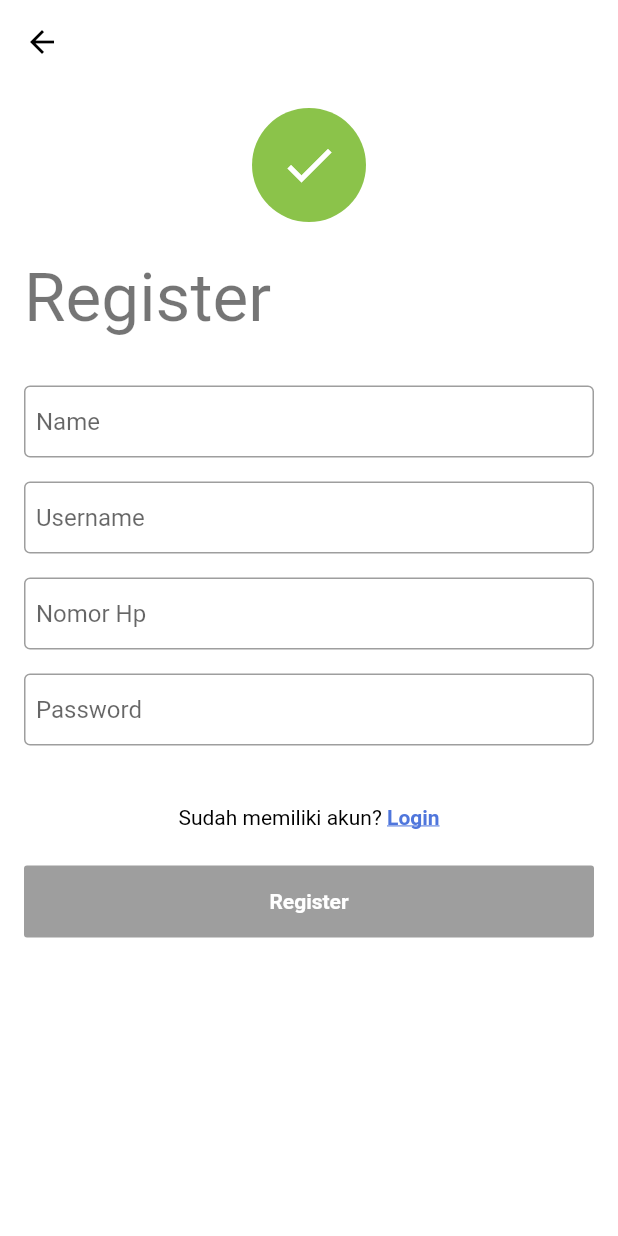
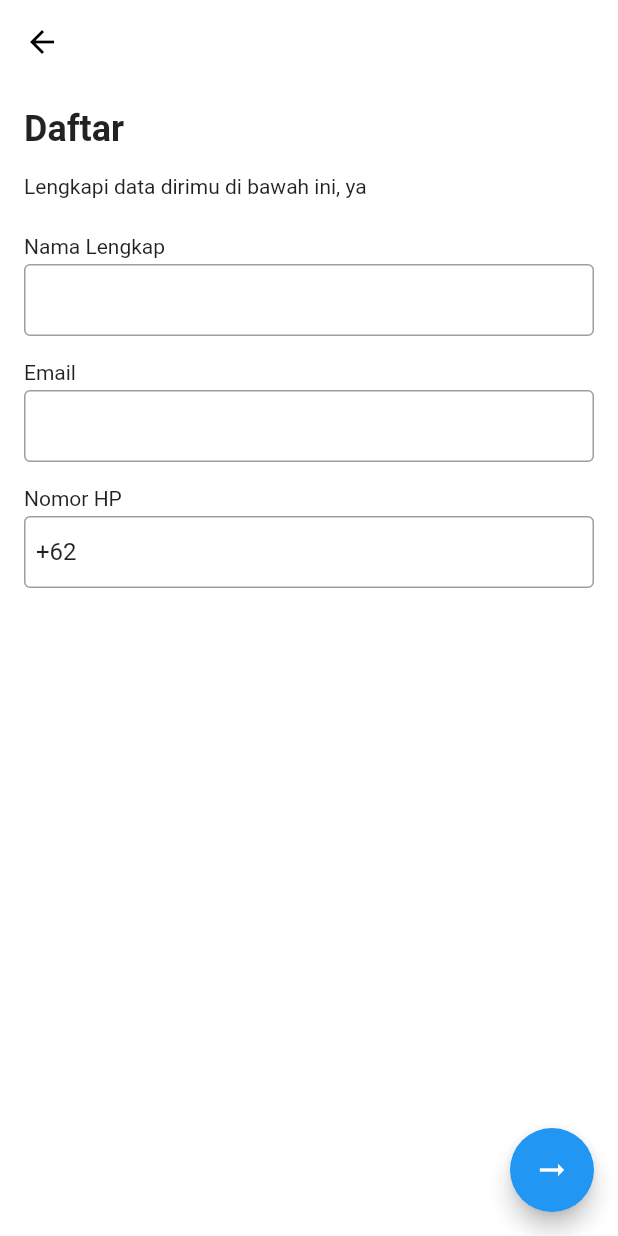
Before and after one commit to aliefalhadi/kuybasket, a Flutter app: the Register screen opened by its route, on a phone screen of 412 x 824 dp. Run offline on Flutter 3.47's test engine with Material 2 defaults, Android fonts, the phone set to English and light mode, and no system bars; our stand-ins replace bloc, equatable, flutter_bloc, flutter_easyloading, flutter_rating_bar, flutter_vector_icons and 4 more; missing offline and left inert: smart_select; accounts and stored records are empty; statements that could not run were skipped.

Commit message:
register perbaikan

```diff
--- a/lib/configs/constants/app_router_strings.dart
+++ b/lib/configs/constants/app_router_strings.dart
@@ -3,4 +3,6 @@ class AppRouterStrings {
   static const String onboard = 'onboard';
   static const String login = 'login';
   static const String register = 'register';
+
+  static const String otpRegister = 'register/otp';
 }
--- a/lib/configs/router/app_router.dart
+++ b/lib/configs/router/app_router.dart
@@ -1,6 +1,7 @@
 import 'package:flutter/material.dart';
 import 'package:kuybasket/configs/constants/app_router_strings.dart';
-import 'package:kuybasket/presentations/views/auth/register.dart';
+import 'package:kuybasket/presentations/views/auth/register/register.dart';
+import 'package:kuybasket/presentations/views/auth/register/pin_otp_register.dart';
 import 'package:kuybasket/presentations/views/detail_info_lapangan.dart';
 import 'package:kuybasket/presentations/views/index.dart';
 import 'package:kuybasket/presentations/views/konfirmasi_pembayaran.dart';
@@ -18,6 +19,8 @@ class AppRouter {
         break;
       case AppRouterStrings.register:
         return MaterialPageRoute(builder: (_) => Register());
+      case AppRouterStrings.otpRegister:
+        return MaterialPageRoute(builder: (_) => PinOtpRegister());
         break;
       case '/':
         return MaterialPageRoute(builder: (_) => Index());
--- a/lib/logics/cubits/register/register_cubit.dart
+++ b/lib/logics/cubits/register/register_cubit.dart
@@ -9,28 +9,26 @@ part 'register_state.dart';
 class RegisterCubit extends Cubit<RegisterState> {
   RegisterCubit() : super(RegisterState());
 
-  void nameChanged(String value) {
-    final name = StringValidation.dirty(value);
+  void namaChanged(String value) {
+    final nama = StringValidation.dirty(value);
     emit(state.copyWith(
-      name: name,
+      nama: nama,
       status: Formz.validate([
-        name,
-        state.username,
+        nama,
+        state.email,
         state.noHp,
-        state.password,
       ]),
     ));
   }
 
-  void usernameChanged(String value) {
-    final username = StringValidation.dirty(value);
+  void emailChanged(String value) {
+    final email = StringValidation.dirty(value);
     emit(state.copyWith(
-      username: username,
+      email: email,
       status: Formz.validate([
-        username,
-        state.name,
+        email,
+        state.nama,
         state.noHp,
-        state.password,
       ]),
     ));
   }
@@ -41,25 +39,12 @@ class RegisterCubit extends Cubit<RegisterState> {
       noHp: noHp,
       status: Formz.validate([
         noHp,
-        state.name,
-        state.username,
-        state.password,
+        state.nama,
+        state.email,
       ]),
     ));
   }
 
-  void passwordChanged(String value) {
-    final password = PasswordValidation.dirty(value);
-    emit(state.copyWith(
-      password: password,
-      status: Formz.validate([
-        password,
-        state.name,
-        state.username,
-        state.noHp,
-      ]),
-    ));
-  }
 
   Future<bool> registerWithCredentials() async {
     if (!state.status.isValidated) return null;
--- a/lib/logics/cubits/register/register_state.dart
+++ b/lib/logics/cubits/register/register_state.dart
@@ -1,38 +1,34 @@
 part of 'register_cubit.dart';
 
 class RegisterState extends Equatable {
-  final StringValidation name;
-  final StringValidation username;
+  final StringValidation nama;
+  final StringValidation email;
   final StringValidation noHp;
-  final PasswordValidation password;
   final FormzStatus status;
   final String exceptionError;
 
   const RegisterState({
-    this.name = const StringValidation.pure(),
-    this.username = const StringValidation.pure(),
+    this.nama = const StringValidation.pure(),
+    this.email = const StringValidation.pure(),
     this.noHp = const StringValidation.pure(),
-    this.password = const PasswordValidation.pure(),
     this.status = FormzStatus.pure,
     this.exceptionError,
   });
 
   @override
-  List<Object> get props => [name, username, noHp, password, status, exceptionError];
+  List<Object> get props => [nama, email, noHp, status, exceptionError];
 
   RegisterState copyWith({
-    final StringValidation name,
-    final StringValidation username,
+    final StringValidation nama,
+    final StringValidation email,
     final StringValidation noHp,
-    final PasswordValidation password,
     final FormzStatus status,
     final String exceptionError,
   }) {
     return RegisterState(
-      name: name ?? this.name,
-      username: username ?? this.username,
+      nama: nama ?? this.nama,
+      email: email ?? this.email,
       noHp: noHp ?? this.noHp,
-      password: password ?? this.password,
       status: status ?? this.status,
       exceptionError: exceptionError ?? this.exceptionError,
     );
--- a/lib/main.dart
+++ b/lib/main.dart
@@ -32,6 +32,9 @@ class App extends StatelessWidget {
             contentPadding: EdgeInsets.all(8),
             border: OutlineInputBorder(
                 borderSide: const BorderSide()),
+            focusedBorder: OutlineInputBorder(
+              borderSide: BorderSide(color: Colors.black, width: 2),
+            )
           ),
         ),
         onGenerateRoute: appRouter.onGenerateRoute,
--- a/lib/presentations/views/auth/register.dart
+++ /dev/null
@@ -1,242 +0,0 @@
-import 'package:flutter/gestures.dart';
-import 'package:flutter/material.dart';
-import 'package:flutter_bloc/flutter_bloc.dart';
-import 'package:flutter_easyloading/flutter_easyloading.dart';
-import 'package:kuybasket/configs/constants/app_router_strings.dart';
-import 'package:kuybasket/configs/themes/app_colors.dart';
-import 'package:kuybasket/configs/themes/app_themes.dart';
-import 'package:kuybasket/logics/cubits/register/register_cubit.dart';
-import 'package:formz/formz.dart';
-import 'package:rflutter_alert/rflutter_alert.dart';
-
-class Register extends StatefulWidget {
-  const Register({Key key}) : super(key: key);
-
-  @override
-  _RegisterState createState() => _RegisterState();
-}
-
-class _RegisterState extends State<Register> {
-  @override
-  Widget build(BuildContext context) {
-    return BlocProvider<RegisterCubit>(
-      create: (context) => RegisterCubit(),
-      child: Scaffold(
-        backgroundColor: Colors.white,
-        appBar: AppBar(
-          iconTheme: IconThemeData(color: Colors.black),
-          elevation: 0,
-          backgroundColor: Colors.white,
-        ),
-        body: SingleChildScrollView(
-          child: Container(
-            padding: EdgeInsets.all(16),
-            child: Column(
-              children: [
-                Container(
-                  child: Column(
-                    crossAxisAlignment: CrossAxisAlignment.start,
-                    children: [
-                      Center(
-                        child: CircleAvatar(
-                          radius: 38,
-                          backgroundColor: Colors.lightGreen,
-                          child: Icon(
-                            Icons.check,
-                            size: 40,
-                            color: Colors.white,
-                          ),
-                        ),
-                      ),
-                      vSpace(
-                        24,
-                      ),
-                      Text(
-                        "Register",
-                        style: Theme.of(context).textTheme.headline3,
-                      ),
-                      vSpace(32),
-                      _NameTextField(),
-                      vSpace(16),
-                      _UsernameTextField(),
-                      vSpace(16),
-                      _NomorHpTextField(),
-                      vSpace(16),
-                      _PasswordTextField(),
-                    ],
-                  ),
-                ),
-                Container(
-                  child: Column(
-                    children: [
-                      // Text("Belum memiliki akun? Daftar"),
-                      vSpace(40),
-                      RichText(
-                        text: TextSpan(
-                            text: "Sudah memiliki akun? ",
-                            style: textBlack,
-                            children: [
-                              TextSpan(
-                                text: "Login",
-                                style: TextStyle(
-                                    color: primaryColor,
-                                    fontWeight: FontWeight.bold,
-                                    decoration: TextDecoration.underline),
-                                recognizer: TapGestureRecognizer()
-                                  ..onTap = () {
-                                    Navigator.pushNamed(
-                                        context, AppRouterStrings.register);
-                                  },
-                              )
-                            ]),
-                      ),
-                      SizedBox(
-                        height: 24,
-                      ),
-                      _ButtonRegister(),
-                    ],
-                  ),
-                )
-              ],
-            ),
-          ),
-        ),
-      ),
-    );
-  }
-}
-
-class _ButtonRegister extends StatelessWidget {
-  const _ButtonRegister({Key key}) : super(key: key);
-
-  @override
-  Widget build(BuildContext context) {
-    return BlocBuilder<RegisterCubit, RegisterState>(
-      buildWhen: (previous, current) => previous.status != current.status,
-      builder: (context, state) {
-        return SizedBox(
-          width: MediaQuery.of(context).size.width,
-          child: RaisedButton(
-              child: Text(
-                'Register',
-                style: textWhite.copyWith(fontWeight: FontWeight.bold),
-              ),
-              color: primaryColor,
-              onPressed: state.status.isValidated
-                  ? () async {
-                      FocusScope.of(context).unfocus();
-                      EasyLoading.show(status: 'loading...');
-                      bool resRegister = await context
-                          .read<RegisterCubit>()
-                          .registerWithCredentials();
-                      if(resRegister){
-                        EasyLoading.dismiss();
-                        Alert(
-                          context: context,
-                          type: AlertType.success,
-                          title: "Registrasi Berhasil",
-                          desc: "Silahkan login menggunakan username yang telah didaftarkan.",
-                          buttons: [
-                            DialogButton(
-                              child: Text(
-                                "OK",
-                                style: TextStyle(color: Colors.white, fontSize: 20),
-                              ),
-                              onPressed: () => Navigator.pop(context),
-                              width: 120,
-                            )
-                          ],
-                        ).show();
-                      }
-                    }
-                  : null),
-        );
-      },
-    );
-  }
-}
-
-class _PasswordTextField extends StatelessWidget {
-  const _PasswordTextField({
-    Key key,
-  }) : super(key: key);
-
-  @override
-  Widget build(BuildContext context) {
-    return BlocBuilder<RegisterCubit, RegisterState>(
-        buildWhen: (prev, next) => prev.password != next.password,
-        builder: (context, state) {
-          return TextFormField(
-            obscureText: true,
-            decoration: InputDecoration(
-              hintText: "Password",
-            ),
-            onChanged: (password) =>
-                context.read<RegisterCubit>().passwordChanged(password),
-          );
-        });
-  }
-}
-
-class _NomorHpTextField extends StatelessWidget {
-  const _NomorHpTextField({
-    Key key,
-  }) : super(key: key);
-
-  @override
-  Widget build(BuildContext context) {
-    return BlocBuilder<RegisterCubit, RegisterState>(
-        buildWhen: (prev, next) => prev.noHp != next.noHp,
-        builder: (context, state) {
-          return TextFormField(
-            decoration: InputDecoration(
-              hintText: "Nomor Hp",
-            ),
-            onChanged: (noHp) =>
-                context.read<RegisterCubit>().noHpChanged(noHp),
-          );
-        });
-  }
-}
-
-class _UsernameTextField extends StatelessWidget {
-  const _UsernameTextField({
-    Key key,
-  }) : super(key: key);
-
-  @override
-  Widget build(BuildContext context) {
-    return BlocBuilder<RegisterCubit, RegisterState>(
-        buildWhen: (prev, next) => prev.username != next.username,
-        builder: (context, state) {
-          return TextFormField(
-            decoration: InputDecoration(
-              hintText: "Username",
-            ),
-            onChanged: (username) =>
-                context.read<RegisterCubit>().usernameChanged(username),
-          );
-        });
-  }
-}
-
-class _NameTextField extends StatelessWidget {
-  const _NameTextField({
-    Key key,
-  }) : super(key: key);
-
-  @override
-  Widget build(BuildContext context) {
-    return BlocBuilder<RegisterCubit, RegisterState>(
-      buildWhen: (prev, next) => prev.name != next.name,
-      builder: (context, state) {
-        return TextFormField(
-          decoration: InputDecoration(
-            hintText: "Name",
-          ),
-          onChanged: (name) => context.read<RegisterCubit>().nameChanged(name),
-        );
-      },
-    );
-  }
-}
--- /dev/null
+++ b/lib/presentations/views/auth/register/register.dart
@@ -0,0 +1,141 @@
+import 'package:flutter/material.dart';
+import 'package:flutter_bloc/flutter_bloc.dart';
+import 'package:kuybasket/configs/constants/app_router_strings.dart';
+import 'package:kuybasket/configs/themes/app_themes.dart';
+import 'package:kuybasket/logics/cubits/register/register_cubit.dart';
+import 'package:kuybasket/presentations/widgets/label_text_field.dart';
+import 'package:formz/formz.dart';
+
+class Register extends StatefulWidget {
+  const Register({Key key}) : super(key: key);
+
+  @override
+  _RegisterState createState() => _RegisterState();
+}
+
+class _RegisterState extends State<Register> {
+  @override
+  Widget build(BuildContext context) {
+    return BlocProvider<RegisterCubit>(
+      create: (context) => RegisterCubit(),
+      child: Scaffold(
+        backgroundColor: Colors.white,
+        appBar: AppBar(
+          iconTheme: IconThemeData(color: Colors.black),
+          backgroundColor: Colors.white,
+          elevation: 0,
+        ),
+        floatingActionButton: _FloatingActionButton(),
+        body: Container(
+          padding: EdgeInsets.all(16),
+          child: Column(
+            crossAxisAlignment: CrossAxisAlignment.start,
+            children: [
+              Text(
+                "Daftar",
+                style: Theme.of(context)
+                    .textTheme
+                    .headline5
+                    .copyWith(fontWeight: FontWeight.bold),
+              ),
+              vSpace(16),
+              Text("Lengkapi data dirimu di bawah ini, ya"),
+              vSpace(8),
+              LabelTextField(label: 'Nama Lengkap'),
+              _NamaTextField(),
+              LabelTextField(label: 'Email'),
+              _EmailTextField(),
+              LabelTextField(label: 'Nomor HP'),
+              _NoHPTextField()
+            ],
+          ),
+        ),
+      ),
+    );
+  }
+}
+
+class _FloatingActionButton extends StatelessWidget {
+  const _FloatingActionButton({
+    Key key,
+  }) : super(key: key);
+
+  @override
+  Widget build(BuildContext context) {
+    return BlocBuilder<RegisterCubit, RegisterState>(
+      buildWhen: (prev, next) => prev.status != next.status,
+      builder: (context, state) {
+        return FloatingActionButton(
+          onPressed: state.status.isValidated
+              ? () {
+                  Navigator.pushReplacementNamed(
+                      context, AppRouterStrings.otpRegister);
+                }
+              : null,
+          child: Icon(Icons.arrow_right_alt),
+        );
+      },
+    );
+  }
+}
+
+class _NoHPTextField extends StatelessWidget {
+  const _NoHPTextField({
+    Key key,
+  }) : super(key: key);
+
+  @override
+  Widget build(BuildContext context) {
+    return BlocBuilder<RegisterCubit, RegisterState>(
+      buildWhen: (prev, next) => prev.noHp != next.noHp,
+      builder: (context, state) {
+        return TextFormField(
+          initialValue: "+62",
+          cursorColor: Colors.black,
+          onChanged: (noHP) => context.read<RegisterCubit>().noHpChanged(noHP),
+        );
+      },
+    );
+  }
+}
+
+class _EmailTextField extends StatelessWidget {
+  const _EmailTextField({
+    Key key,
+  }) : super(key: key);
+
+  @override
+  Widget build(BuildContext context) {
+    return BlocBuilder<RegisterCubit, RegisterState>(
+      buildWhen: (prev, next) => prev.email != next.email,
+      builder: (context, state) {
+        return TextFormField(
+          textInputAction: TextInputAction.done,
+          cursorColor: Colors.black,
+          onChanged: (email) =>
+              context.read<RegisterCubit>().emailChanged(email),
+        );
+      },
+    );
+  }
+}
+
+class _NamaTextField extends StatelessWidget {
+  const _NamaTextField({
+    Key key,
+  }) : super(key: key);
+
+  @override
+  Widget build(BuildContext context) {
+    return BlocBuilder<RegisterCubit, RegisterState>(
+      buildWhen: (prev, next) => prev.nama != next.nama,
+      builder: (context, state) {
+        return TextFormField(
+          textInputAction: TextInputAction.done,
+          cursorColor: Colors.black,
+          onChanged: (nama) => context.read<RegisterCubit>().namaChanged(nama),
+        );
+      },
+    );
+  }
+}
--- /dev/null
+++ b/lib/presentations/widgets/label_text_field.dart
@@ -0,0 +1,14 @@
+import 'package:flutter/material.dart';
+
+class LabelTextField extends StatelessWidget {
+  final String label;
+  const LabelTextField({@required this.label});
+
+  @override
+  Widget build(BuildContext context) {
+    return Container(
+      margin: EdgeInsets.only(top: 16, bottom: 4),
+      child: Text(label),
+    );
+  }
+}
--- a/pubspec.yaml
+++ b/pubspec.yaml
@@ -23,6 +23,8 @@ dependencies:
   shared_preferences: ^0.5.12+4
   formz: ^0.3.2
   rflutter_alert: ^1.1.0
+  pinput: ^0.2.6
+  pin_code_fields: ^6.1.0
 
 dev_dependencies:
   flutter_test:
```
Also changed, not shown: lib/data/validation_models/string_validation.dart (+11 -0 lines), lib/presentations/views/auth/register/pin_otp_register.dart (added, +85 -0 lines), lib/presentations/views/onboard/onboard.dart (+21 -31 lines), pubspec.lock.
